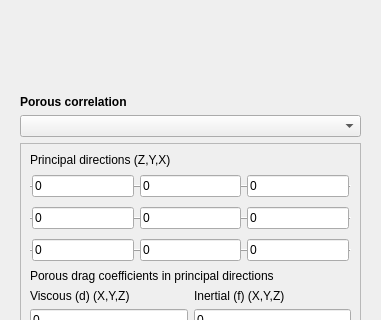
jaheyns/CfdOF, file Gui/TaskPanelCfdZone.ui: the form before one commit; both pictures show x 0 to 381 and y 331 to 651 of the 381 by 1535 pixel window.
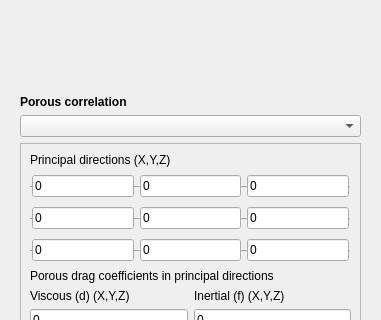
The form after the commit. Custom widgets are drawn as their Qt base class.

Patch:
```diff
--- a/Gui/TaskPanelCfdZone.ui
+++ b/Gui/TaskPanelCfdZone.ui
@@ -55,7 +55,7 @@
             <string>Correspond to directions in which the velocity is scaled but not rotated by the porous medium</string>
            </property>
            <property name="text">
-            <string>Principal directions (Z,Y,X)</string>
+            <string>Principal directions (X,Y,Z)</string>
            </property>
            <property name="wordWrap">
             <bool>true</bool>
```
